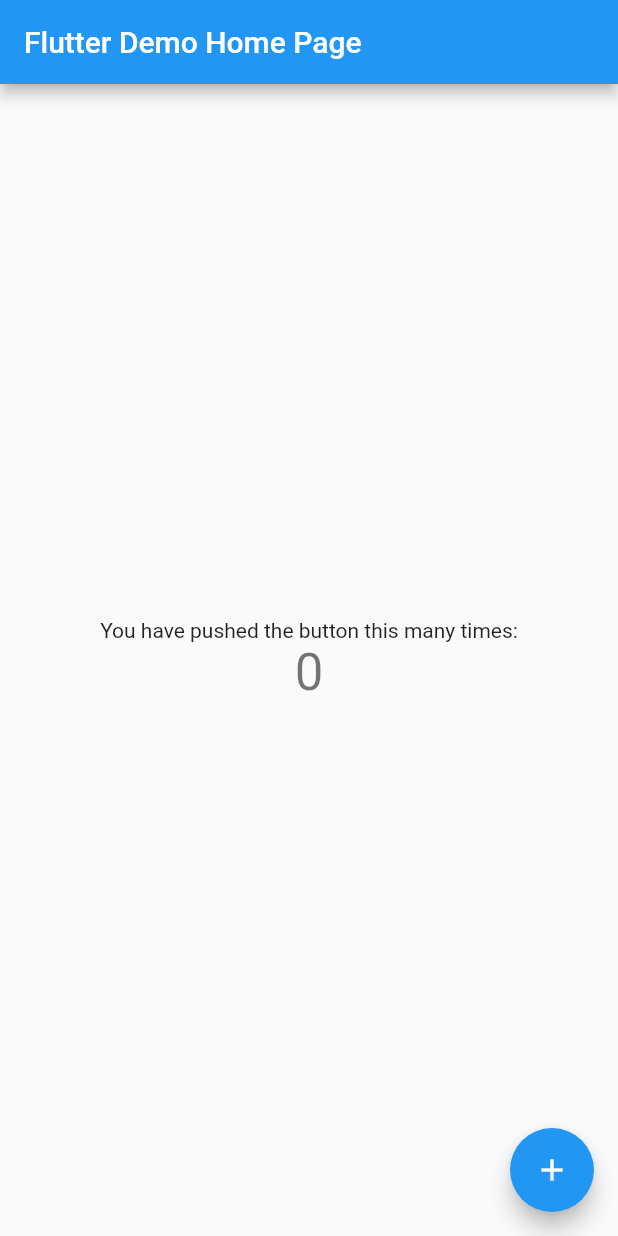
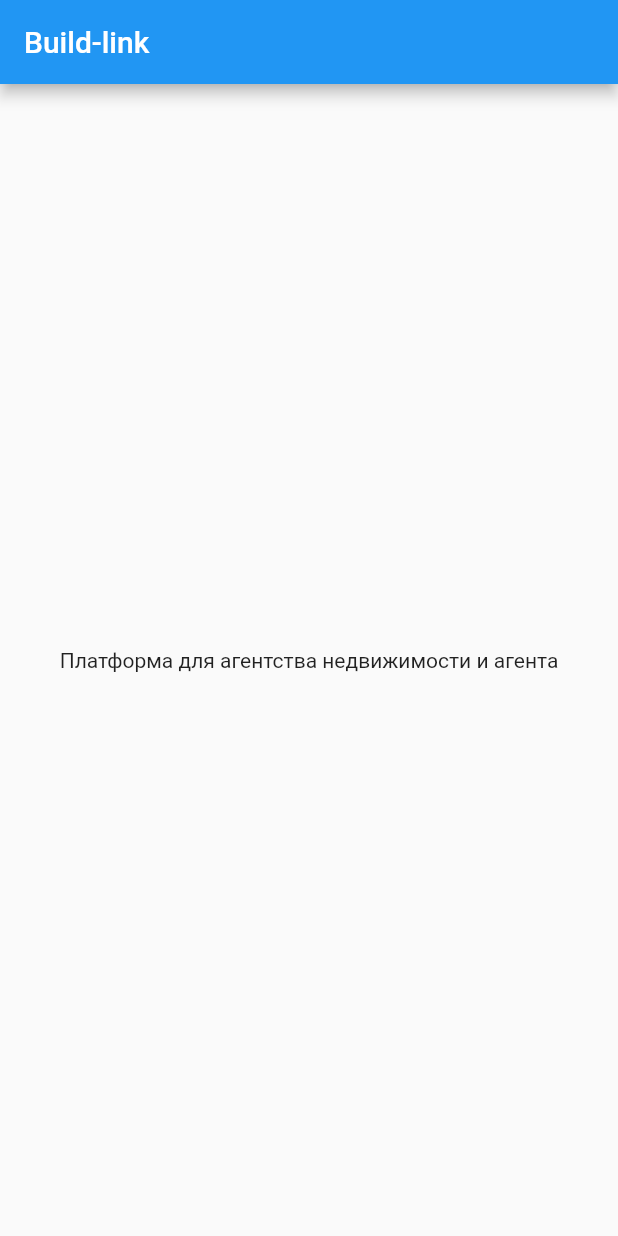
Before and after one commit to StarProxima/build_link, a Flutter app: the screen it shows after launch, on a phone screen of 412 x 824 dp. Run offline on Flutter 3.47's test engine with Material 2 defaults, Android fonts, the phone set to English and light mode, and no system bars.

Commit message:
Add folders structure

```diff
--- a/lib/main.dart
+++ b/lib/main.dart
@@ -1,3 +1,4 @@
+import 'package:build_link/ui/pages/home_paga.dart';
 import 'package:flutter/material.dart';
 
 void main() {
@@ -8,59 +9,8 @@
   const MyApp({Key? key}) : super(key: key);
   @override
   Widget build(BuildContext context) {
-    return MaterialApp(
-      title: 'Flutter Demo',
-      theme: ThemeData(
-        primarySwatch: Colors.blue,
-      ),
-      home: const MyHomePage(title: 'Flutter Demo Home Page'),
+    return const MaterialApp(
+      home: Homepage(),
     );
   }
 }
-
-class MyHomePage extends StatefulWidget {
-  const MyHomePage({Key? key, required this.title}) : super(key: key);
-
-  final String title;
-
-  @override
-  State<MyHomePage> createState() => _MyHomePageState();
-}
-
-class _MyHomePageState extends State<MyHomePage> {
-  int _counter = 0;
-
-  void _incrementCounter() {
-    setState(() {
-      _counter++;
-    });
-  }
-
-  @override
-  Widget build(BuildContext context) {
-    return Scaffold(
-      appBar: AppBar(
-        title: Text(widget.title),
-      ),
-      body: Center(
-        child: Column(
-          mainAxisAlignment: MainAxisAlignment.center,
-          children: <Widget>[
-            const Text(
-              'You have pushed the button this many times:',
-            ),
-            Text(
-              '$_counter',
-              style: Theme.of(context).textTheme.headline4,
-            ),
-          ],
-        ),
-      ),
-      floatingActionButton: FloatingActionButton(
-        onPressed: _incrementCounter,
-        tooltip: 'Increment',
-        child: const Icon(Icons.add),
-      ),
-    );
-  }
-}
--- /dev/null
+++ b/lib/ui/pages/home_paga.dart
@@ -0,0 +1,22 @@
+import 'package:flutter/material.dart';
+import 'package:flutter/src/foundation/key.dart';
+import 'package:flutter/src/widgets/framework.dart';
+
+class Homepage extends StatefulWidget {
+  const Homepage({Key? key}) : super(key: key);
+
+  @override
+  State<Homepage> createState() => _HomepageState();
+}
+
+class _HomepageState extends State<Homepage> {
+  @override
+  Widget build(BuildContext context) {
+    return Scaffold(
+      appBar: AppBar(title: const Text('Build-link')),
+      body: const Center(
+        child: Text('Платформа для агентства недвижимости и агента'),
+      ),
+    );
+  }
+}
```
